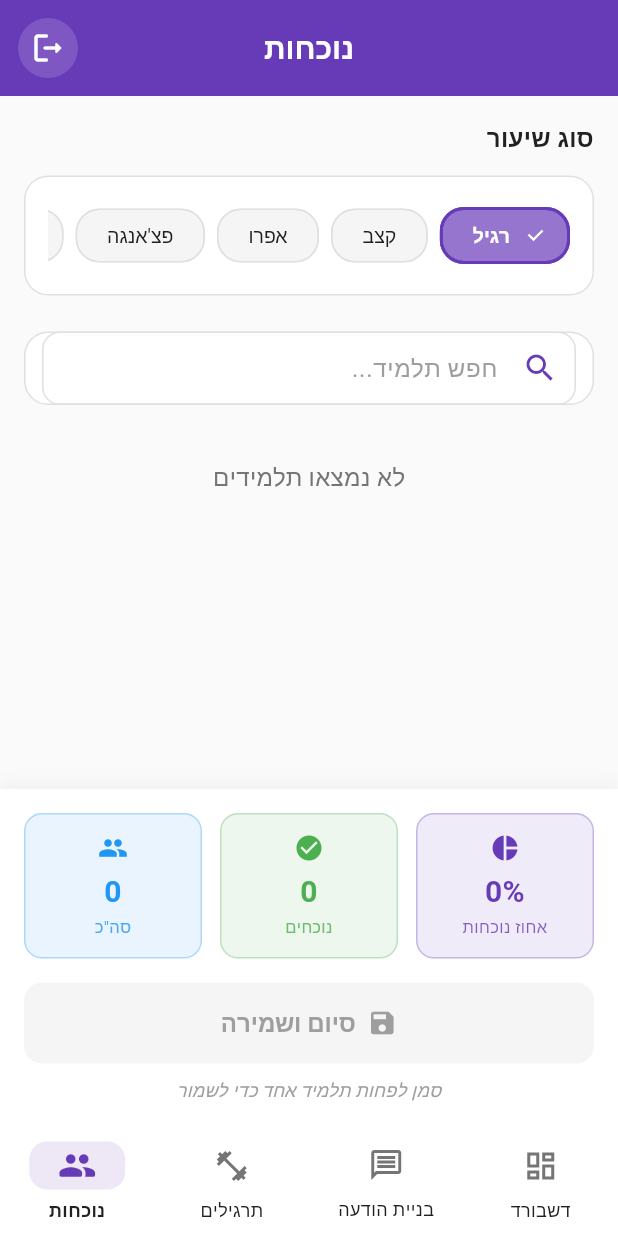
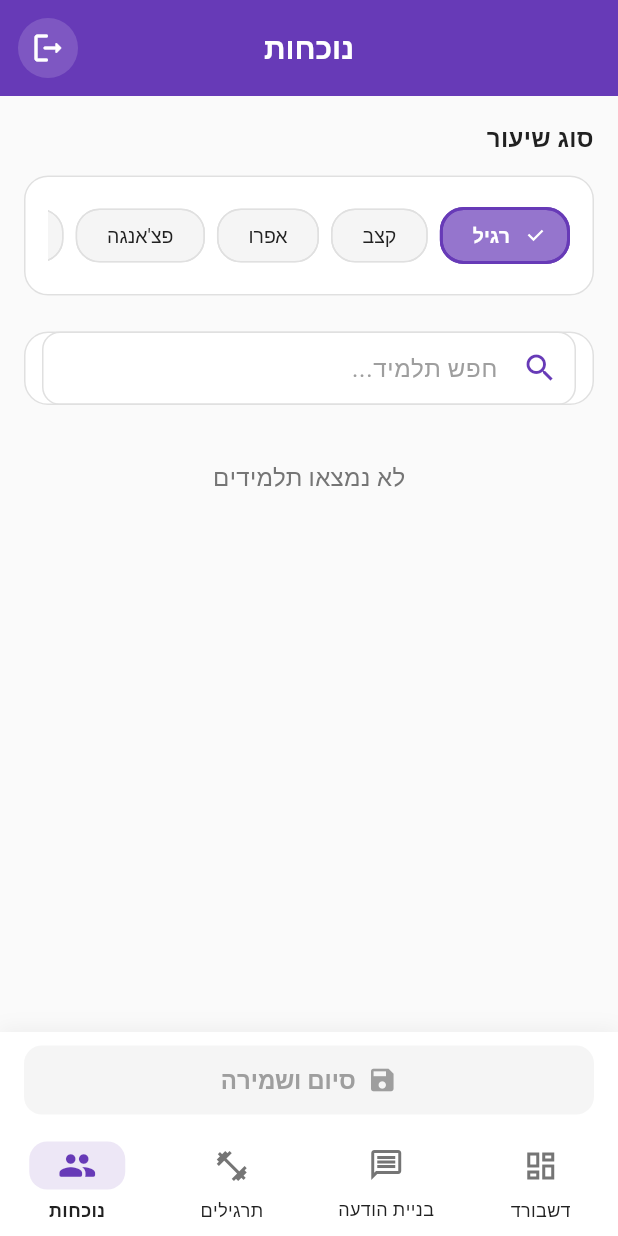
Before and after one commit to maor412/Salsa_CRM, a Flutter app: the screen it shows once a user with an empty profile is signed in, item 4 of the bottom bar chosen, on a phone screen of 412 x 824 dp. Run offline on Flutter 3.47's test engine with Material 3 defaults, Android fonts, the phone set to English and light mode, and no system bars; our stand-ins replace cloud_firestore, firebase_auth, firebase_core, firebase_messaging, fl_chart, flutter_local_notifications and 6 more; missing offline and left inert: workmanager; accounts and stored records are empty; Roboto replaces fonts that are missing (Rubik).

Commit message:
Remove KPI cards from attendance bottom bar, leave only save button
Co-Authored-By: Claude Sonnet 4.6 <noreply@anthropic.com>

```diff
--- a/lib/screens/attendance_screen.dart
+++ b/lib/screens/attendance_screen.dart
@@ -483,8 +483,6 @@ class _AttendanceScreenState extends State<AttendanceScreen> {
                 valueListenable: _attendanceNotifier,
                 builder: (context, attendance, _) {
                   return _StickySaveBar(
-                    totalStudents: allStudents.length,
-                    presentCount: attendance.length,
                     isSaving: _isSaving,
                     hasSelection: attendance.isNotEmpty,
                     onSave: () => _saveAttendance(allStudents),
@@ -702,15 +700,11 @@ class _StudentAttendanceTile extends StatelessWidget {
 // COMPONENT: Sticky Save Bar
 // ============================================================================
 class _StickySaveBar extends StatelessWidget {
-  final int totalStudents;
-  final int presentCount;
   final bool isSaving;
   final bool hasSelection;
   final VoidCallback onSave;
 
   const _StickySaveBar({
-    required this.totalStudents,
-    required this.presentCount,
     required this.isSaving,
     required this.hasSelection,
     required this.onSave,
@@ -718,10 +712,6 @@ class _StickySaveBar extends StatelessWidget {
 
   @override
   Widget build(BuildContext context) {
-    final percentage = totalStudents > 0
-        ? (presentCount / totalStudents * 100).toStringAsFixed(0)
-        : '0';
-
     return Container(
       decoration: BoxDecoration(
         color: AppColors.surface,
@@ -737,23 +727,10 @@ class _StickySaveBar extends StatelessWidget {
         padding: EdgeInsets.only(
           left: AppSpacing.lg,
           right: AppSpacing.lg,
-          top: AppSpacing.lg,
-          bottom: AppSpacing.lg + MediaQuery.of(context).padding.bottom,
+          top: AppSpacing.sm,
+          bottom: AppSpacing.sm + MediaQuery.of(context).padding.bottom,
         ),
-        child: Column(
-            mainAxisSize: MainAxisSize.min,
-            children: [
-              // KPI Row
-              _AttendanceKpiRow(
-                totalStudents: totalStudents,
-                presentCount: presentCount,
-                percentage: percentage,
-              ),
-
-              const SizedBox(height: AppSpacing.lg),
-
-              // Save button
-              SizedBox(
+        child: SizedBox(
                 width: double.infinity,
                 child: ElevatedButton.icon(
                   onPressed: (isSaving || !hasSelection) ? null : onSave,
@@ -777,121 +754,17 @@ class _StickySaveBar extends StatelessWidget {
                   style: ElevatedButton.styleFrom(
                     backgroundColor: AppColors.primary,
                     foregroundColor: Colors.white,
-                    padding: const EdgeInsets.symmetric(vertical: AppSpacing.lg),
+                    padding: const EdgeInsets.symmetric(vertical: AppSpacing.md),
                     elevation: 2,
                     disabledBackgroundColor: AppColors.surfaceVariant,
                     disabledForegroundColor: AppColors.textHint,
                   ),
                 ),
-              ),
-
-              // Helper text when no selection
-              if (!hasSelection)
-                const Padding(
-                  padding: EdgeInsets.only(top: AppSpacing.sm),
-                  child: Text(
-                    'סמן לפחות תלמיד אחד כדי לשמור',
-                    style: TextStyle(
-                      fontSize: 12,
-                      color: AppColors.textHint,
-                      fontStyle: FontStyle.italic,
-                    ),
-                    textAlign: TextAlign.center,
-                  ),
-                ),
-            ],
-          ),
         ),
+      ),
     );
   }
 }
 
 // ============================================================================
 // COMPONENT: Attendance KPI Row
-// ============================================================================
-class _AttendanceKpiRow extends StatelessWidget {
-  final int totalStudents;
-  final int presentCount;
-  final String percentage;
-
-  const _AttendanceKpiRow({
-    required this.totalStudents,
-    required this.presentCount,
-    required this.percentage,
-  });
-
-  @override
-  Widget build(BuildContext context) {
-    return Row(
-      children: [
-        Expanded(
-          child: _buildKpiCard(
-            label: 'אחוז נוכחות',
-            value: '$percentage%',
-            icon: Icons.pie_chart,
-            color: AppColors.primary,
-          ),
-        ),
-        const SizedBox(width: AppSpacing.md),
-        Expanded(
-          child: _buildKpiCard(
-            label: 'נוכחים',
-            value: '$presentCount',
-            icon: Icons.check_circle,
-            color: AppColors.success,
-          ),
-        ),
-        const SizedBox(width: AppSpacing.md),
-        Expanded(
-          child: _buildKpiCard(
-            label: 'סה"כ',
-            value: '$totalStudents',
-            icon: Icons.people,
-            color: AppColors.info,
-          ),
-        ),
-      ],
-    );
-  }
-
-  Widget _buildKpiCard({
-    required String label,
-    required String value,
-    required IconData icon,
-    required Color color,
-  }) {
-    return Container(
-      padding: const EdgeInsets.all(AppSpacing.md),
-      decoration: BoxDecoration(
-        color: color.withValues(alpha: 0.1),
-        borderRadius: BorderRadius.circular(12),
-        border: Border.all(
-          color: color.withValues(alpha: 0.3),
-          width: 1,
-        ),
-      ),
-      child: Column(
-        children: [
-          Icon(icon, color: color, size: 20),
-          const SizedBox(height: AppSpacing.xs),
-          Text(
-            value,
-            style: TextStyle(
-              fontSize: 20,
-              fontWeight: FontWeight.bold,
-              color: color,
-            ),
-          ),
-          Text(
-            label,
-            style: TextStyle(
-              fontSize: 11,
-              color: color.withValues(alpha: 0.8),
-            ),
-            textAlign: TextAlign.center,
-          ),
-        ],
-      ),
-    );
-  }
-}
```
